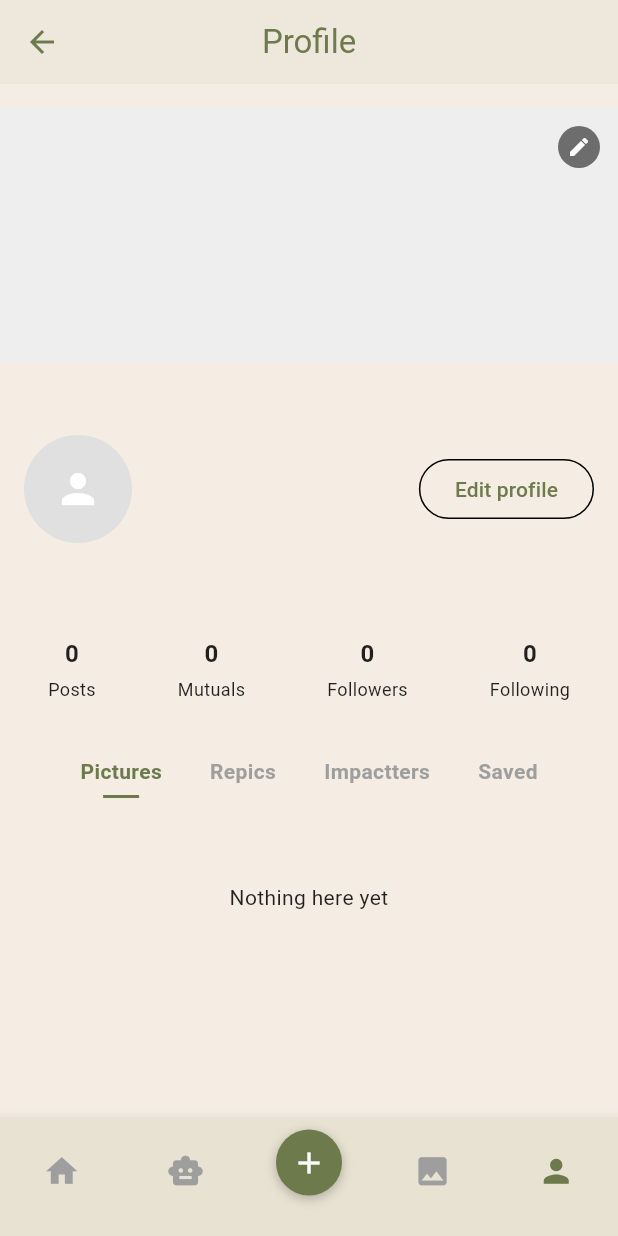
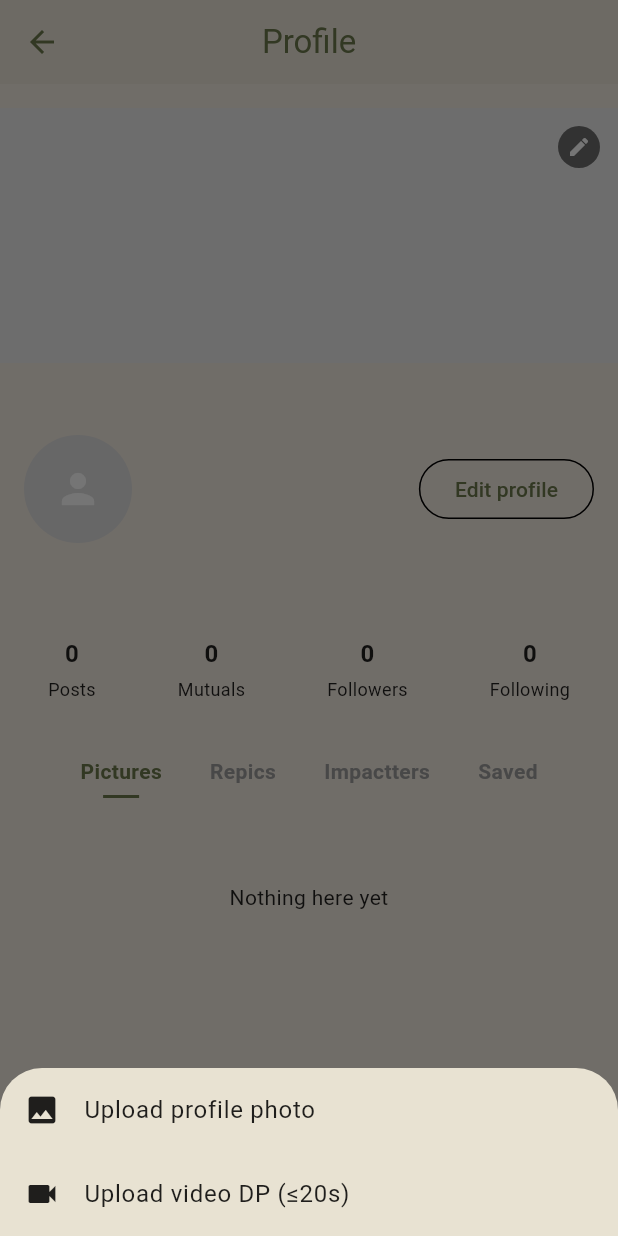
Before and after one commit to me-e6/e6piccturenew, a Flutter app: the MainNavigation screen opened by its route, item 5 of the bottom bar chosen, after a tap on the "person" icon, on a phone screen of 412 x 824 dp. Run offline on Flutter 3.47's test engine with Material 3 defaults, Android fonts, the phone set to English and light mode, and no system bars; our stand-ins replace cloud_firestore, firebase_auth, firebase_core, firebase_storage, google_sign_in, image_picker and 2 more; accounts and stored records are empty.

Commit message:
VDP working Code

```diff
--- a/lib/features/profile/profile_screen.dart
+++ b/lib/features/profile/profile_screen.dart
@@ -345,6 +345,8 @@ class _ProfileScreenBody extends StatelessWidget {
 
     final bool hasVideoDp =
         user.videoDpUrl != null && user.videoDpUrl!.isNotEmpty;
+    debugPrint('🔥 videoDpUrl from model = ${user.videoDpUrl}');
+    debugPrint('🔥 hasVideoDp = $hasVideoDp');
 
     return Scaffold(
       appBar: AppBar(title: const Text('Profile'), centerTitle: true),
@@ -402,9 +404,7 @@ class _ProfileScreenBody extends StatelessWidget {
                     }
                   : null,
 
-              onEditVideoDp: isOwner
-                  ? () => profile.showVideoDpActions(context)
-                  : null,
+              onEditVideoDp: isOwner ? () => profile.updateVideoDp() : null,
 
               onReplaceVideo: () => profile.replaceVideoDp(context),
               onDeleteVideo: () => profile.deleteVideoDp(context),
--- a/lib/features/profile/user_model.dart
+++ b/lib/features/profile/user_model.dart
@@ -102,7 +102,12 @@ class UserModel {
       photoUrl: data['photoUrl'] ?? '',
       profileImageUrl: data['profileImageUrl'],
       profileBannerUrl: data['profileBannerUrl'],
-      videoDpUrl: data['videoDpUrl'],
+      videoDpUrl:
+          (data['videoDpUrl'] is String &&
+              (data['videoDpUrl'] as String).trim().isNotEmpty)
+          ? data['videoDpUrl']
+          : null,
+
       videoDpThumbUrl: data['videoDpThumbUrl'],
       bio: data['bio'] ?? '',
       role: data['role'] ?? 'citizen',
--- a/lib/features/profile/widgets/profile_identity_banner.dart
+++ b/lib/features/profile/widgets/profile_identity_banner.dart
@@ -160,21 +160,29 @@ class ProfileIdentityBanner extends StatelessWidget {
           padding: const EdgeInsets.symmetric(horizontal: 16),
           child: Row(
             children: [
-              /// -------------------------------
-              /// AVATAR
-              /// -------------------------------
+              Stack(
+                alignment: Alignment.bottomRight,
+                children: [
                   GestureDetector(
                     onTap: () {
+                      if (!isOwner) return;
+
                       if (hasVideoDp) {
-                    _showVideoActions(context);
+                        onVideoDpTap?.call(); // play video
                       } else {
-                    onEditAvatar?.call();
+                        _showInitialDpChooser(context);
                       }
                     },
+
+                    onLongPress: hasVideoDp && isOwner
+                        ? () =>
+                              _showVideoActions(context) // edit / delete
+                        : null,
                     child: CircleAvatar(
                       radius: 36,
                       backgroundColor: Colors.grey.shade300,
-                  backgroundImage: avatarUrl != null && avatarUrl!.isNotEmpty
+                      backgroundImage:
+                          avatarUrl != null && avatarUrl!.isNotEmpty
                           ? NetworkImage(avatarUrl!)
                           : null,
                       child: avatarUrl == null || avatarUrl!.isEmpty
@@ -183,40 +191,29 @@ class ProfileIdentityBanner extends StatelessWidget {
                     ),
                   ),
 
-              /// -------------------------------
-              /// VIDEO DP BADGE (RIGHT SIDE)
-              /// -------------------------------
-              if (hasVideoDp) ...[
-                const SizedBox(width: 10),
-                GestureDetector(
-                  onTap: onViewVideo ?? () => _showVideoActions(context),
+                  /// VIDEO BADGE
+                  if (hasVideoDp)
+                    Positioned(
+                      right: -4,
+                      bottom: -4,
                       child: Container(
-                    padding: const EdgeInsets.symmetric(
-                      horizontal: 10,
-                      vertical: 6,
+                        padding: const EdgeInsets.all(6),
+                        decoration: BoxDecoration(
+                          color: const Color.fromARGB(255, 238, 80, 2),
+                          shape: BoxShape.circle,
+                          border: Border.all(color: Colors.white, width: 1),
                         ),
-                    decoration: BoxDecoration(
-                      color: Colors.black,
-                      borderRadius: BorderRadius.circular(14),
-                    ),
-                    child: const Text(
-                      'vDP',
-                      style: TextStyle(
+                        child: const Icon(
+                          Icons.play_arrow,
+                          size: 14,
                           color: Colors.white,
-                        fontSize: 12,
-                        fontWeight: FontWeight.w600,
-                        letterSpacing: 0.5,
-                      ),
                         ),
                       ),
                     ),
                 ],
+              ),
 
               const Spacer(),
-
-              /// -------------------------------
-              /// ACTION BUTTON
-              /// -------------------------------
               if (isOwner)
                 OutlinedButton(
                   onPressed: onEditProfile,
@@ -272,4 +269,33 @@ class ProfileIdentityBanner extends StatelessWidget {
       ],
     );
   }
+
+  void _showInitialDpChooser(BuildContext context) {
+    showModalBottomSheet(
+      context: context,
+      builder: (_) => SafeArea(
+        child: Column(
+          mainAxisSize: MainAxisSize.min,
+          children: [
+            ListTile(
+              leading: const Icon(Icons.image),
+              title: const Text('Upload profile photo'),
+              onTap: () {
+                Navigator.pop(context);
+                onEditAvatar?.call();
+              },
+            ),
+            ListTile(
+              leading: const Icon(Icons.videocam),
+              title: const Text('Upload video DP (≤20s)'),
+              onTap: () {
+                Navigator.pop(context);
+                onEditVideoDp?.call(); // 👈 THIS triggers upload
+              },
+            ),
+          ],
+        ),
+      ),
+    );
   }
+}
```
Also changed, not shown: lib/features/profile/profile_controller.dart (+47 -7 lines), lib/features/profile/profile_service.dart (+1 -29 lines). Lines whose indentation alone changed are shown as unchanged.
